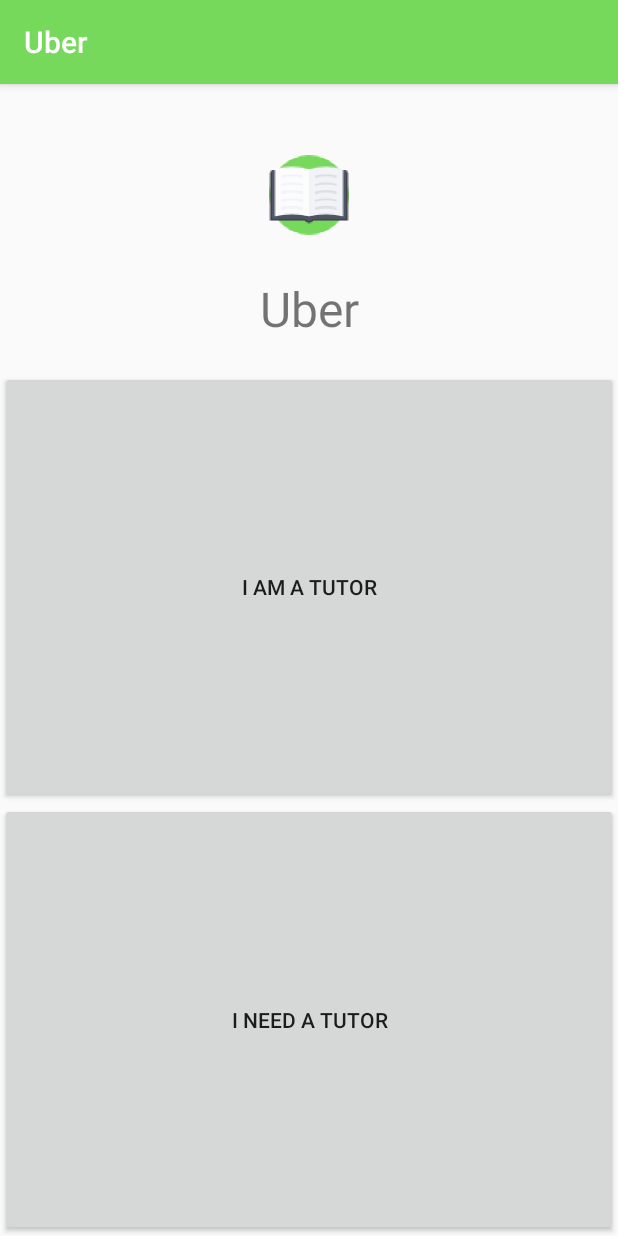
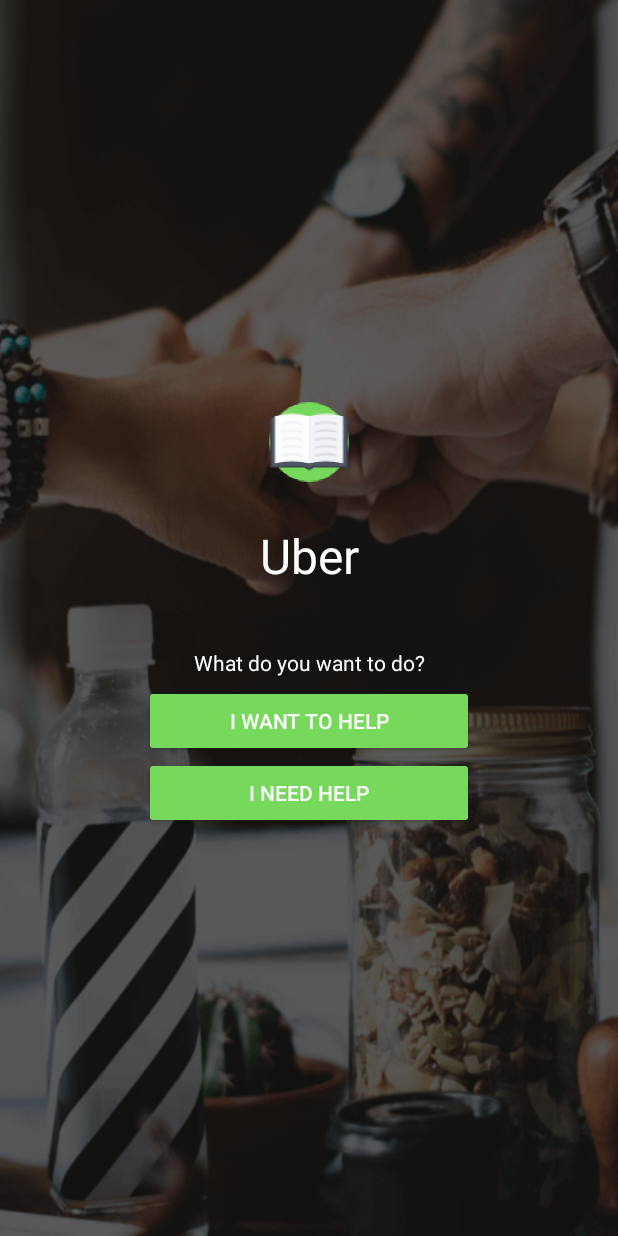
Before and after one commit to jeanoskii/Go-Guro, an Android app: the screen it shows after launch (MainActivity), on a phone screen of 412 x 824 dp. Run offline under Robolectric (Android 15) with nearby library versions, the phone set to English and light mode, and no system bars; our stand-ins replace Firebase (no records; nobody signed in at launch, a user with empty details on screens opened directly).

Commit message:
- updated main activity UI

```diff
--- a/app/src/main/java/com/upou/jeano/uber/MainActivity.java
+++ b/app/src/main/java/com/upou/jeano/uber/MainActivity.java
@@ -5,6 +5,7 @@
 import android.support.v7.app.AppCompatActivity;
 import android.os.Bundle;
 import android.view.View;
+import android.view.WindowManager;
 import android.widget.Button;
 
 import com.google.firebase.auth.FirebaseAuth;
@@ -17,6 +18,8 @@
     @Override
     protected void onCreate(Bundle savedInstanceState) {
         super.onCreate(savedInstanceState);
+        getWindow().setFlags(WindowManager.LayoutParams.FLAG_FULLSCREEN,
+                WindowManager.LayoutParams.FLAG_FULLSCREEN);
         setContentView(R.layout.activity_main);
 
         mDriver = (Button) findViewById(R.id.driver);
--- a/app/src/main/res/layout/activity_main.xml
+++ b/app/src/main/res/layout/activity_main.xml
@@ -1,42 +1,60 @@
 <?xml version="1.0" encoding="utf-8"?>
-<LinearLayout xmlns:android="http://schemas.android.com/apk/res/android"
+<RelativeLayout xmlns:android="http://schemas.android.com/apk/res/android"
     xmlns:app="http://schemas.android.com/apk/res-auto"
     xmlns:tools="http://schemas.android.com/tools"
     android:layout_width="match_parent"
     android:layout_height="match_parent"
-    tools:context="com.upou.jeano.uber.MainActivity"
+    android:background="@drawable/bg"
+    tools:context="com.upou.jeano.uber.MainActivity">
+    <!--
+    <ImageView
+        android:layout_width="match_parent"
+        android:layout_height="match_parent"
+        android:layout_centerInParent="true"
+        android:src="@drawable/bg"
+        android:scaleType="centerCrop"/> -->
+    <LinearLayout
+        android:layout_width="wrap_content"
+        android:layout_height="wrap_content"
+        android:layout_gravity="center_vertical"
+        android:layout_centerVertical="true"
+        android:layout_centerHorizontal="true"
         android:orientation="vertical">
-
         <ImageView
             android:layout_width="match_parent"
             android:layout_height="wrap_content"
-        android:src="@mipmap/ic_launcher_background"
-        android:layout_marginTop="20dp"/>
-
+            android:src="@mipmap/ic_launcher_background"/>
         <TextView
             android:layout_width="match_parent"
             android:layout_height="wrap_content"
             android:text="@string/app_name"
-        android:textSize="32sp"
+            android:textSize="32dp"
             android:textAlignment="center"
-        android:layout_marginBottom="20dp"/>
-
-    <LinearLayout
+            android:layout_marginBottom="40dp"
+            android:textColor="#fff"/>
+        <TextView
             android:layout_width="match_parent"
-        android:layout_height="match_parent"
-        android:orientation="vertical">
+            android:layout_height="wrap_content"
+            android:text="What do you want to do?"
+            android:textAlignment="center"
+            android:layout_marginBottom="5sp"
+            android:textColor="#fff"/>
         <Button
-            android:layout_width="match_parent"
-            android:layout_height="0dp"
-            android:layout_weight="1"
-            android:text="I Am a Tutor"
-            android:id="@+id/driver"/>
+            android:layout_width="220dp"
+            android:layout_height="wrap_content"
+            android:text="I Want to Help"
+            android:layout_gravity="center"
+            android:id="@+id/driver"
+            android:backgroundTint="@color/colorPrimary"
+            android:textColor="#fff"/>
         <Button
-            android:layout_width="match_parent"
-            android:layout_height="0dp"
-            android:layout_weight="1"
-            android:text="I Need a Tutor"
-            android:id="@+id/customer"/>
+            android:layout_width="220dp"
+            android:layout_height="wrap_content"
+            android:text="I Need Help"
+            android:layout_gravity="center"
+            android:id="@+id/customer"
+            android:backgroundTint="@color/colorPrimary"
+            android:textColor="#fff"
+            android:layout_marginBottom="30sp"/>
     </LinearLayout>
-
-</LinearLayout>
+</RelativeLayout>
--- a/app/src/main/res/values/styles.xml
+++ b/app/src/main/res/values/styles.xml
@@ -1,7 +1,7 @@
 <resources>
 
     <!-- Base application theme. -->
-    <style name="AppTheme" parent="Theme.AppCompat.Light.DarkActionBar">
+    <style name="AppTheme" parent="Theme.AppCompat.Light.NoActionBar">
         <!-- Customize your theme here. -->
         <item name="colorPrimary">@color/colorPrimary</item>
         <item name="colorPrimaryDark">@color/colorPrimaryDark</item>
```
Also changed, not shown: app/src/main/res/drawable-hdpi/bg.png (added), app/src/main/res/drawable-ldpi/bg.png (added), app/src/main/res/drawable-mdpi/bg.png (added), app/src/main/res/drawable-xhdpi/bg.png (added), app/src/main/res/drawable-xxhdpi/bg.png (added), app/src/main/res/drawable-xxxhdpi/bg.png (added). Lines whose indentation alone changed are shown as unchanged.
